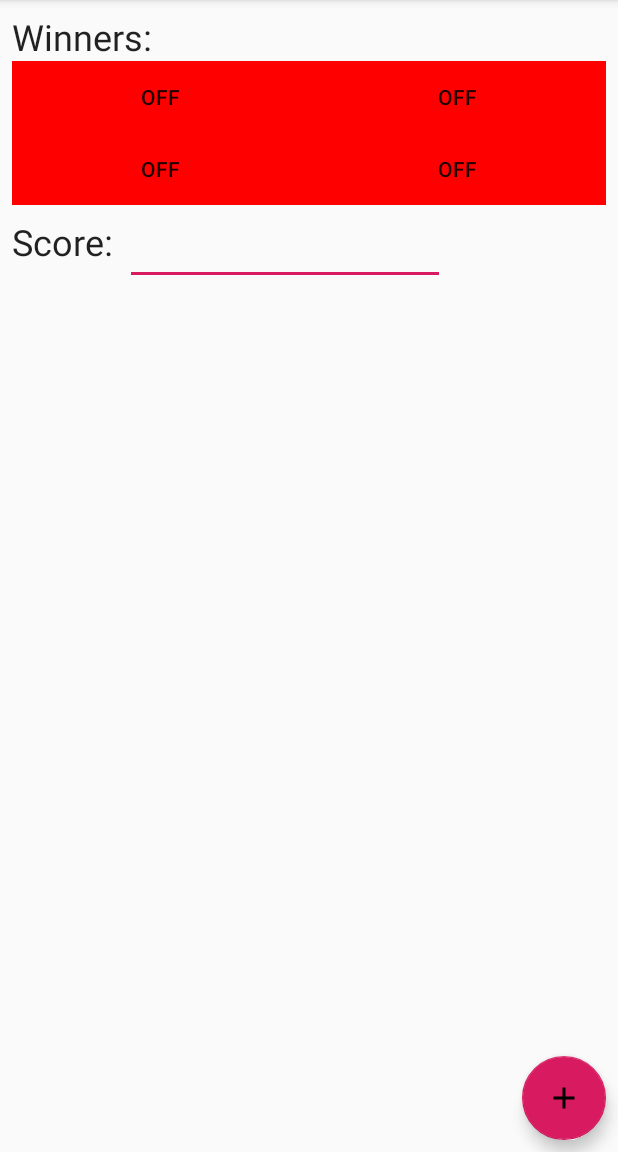
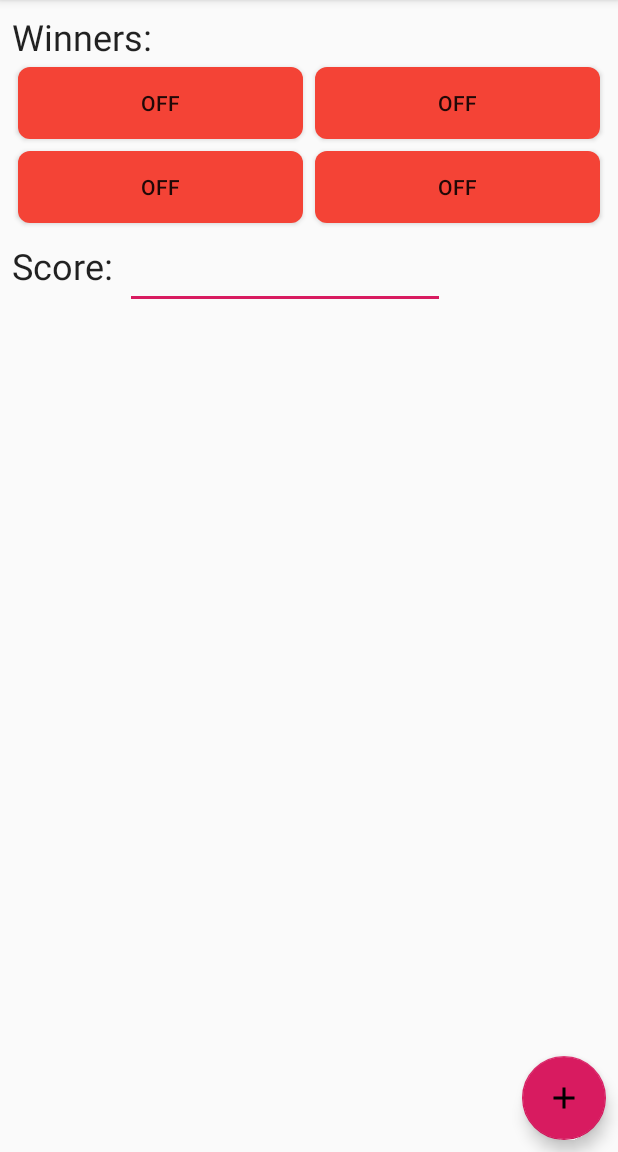
Before and after one commit to BHatGuy/DoppelBlock, an Android app: the GameInputActivity screen opened directly, with no data from a screen before it, on a phone screen of 412 x 824 dp, the part 84-1236 px from its top. Run offline under Robolectric (Android 15) with nearby library versions, the phone set to English and light mode, and no system bars; 5 statements that could not run were skipped.

Commit message:
Improve winner button layout

```diff
--- a/app/src/main/res/drawable/toggle_background.xml
+++ b/app/src/main/res/drawable/toggle_background.xml
@@ -1,5 +1,16 @@
 <?xml version="1.0" encoding="utf-8"?>
 <selector xmlns:android="http://schemas.android.com/apk/res/android">
-    <item android:state_checked="false" android:drawable="@color/red"  />
-    <item android:state_checked="true" android:drawable="@color/green"  />
+    <item android:state_checked="false" >
+        <shape xmlns:android="http://schemas.android.com/apk/res/android" android:shape="rectangle">
+            <corners android:radius="8dp" />
+            <solid android:color="@color/unchecked"/>
+        </shape>
+    </item>
+
+    <item android:state_checked="true" >
+        <shape xmlns:android="http://schemas.android.com/apk/res/android" android:shape="rectangle">
+            <corners android:radius="8dp" />
+            <solid android:color="@color/checked"/>
+        </shape>
+    </item>
 </selector>
--- a/app/src/main/res/layout/activity_game_input.xml
+++ b/app/src/main/res/layout/activity_game_input.xml
@@ -37,6 +37,7 @@
                 android:id="@+id/btn_player1"
                 android:layout_width="wrap_content"
                 android:layout_height="match_parent"
+                android:layout_margin="4dp"
                 android:background="@drawable/toggle_background"
                 android:text="@string/player" />
 
@@ -44,6 +45,7 @@
                 android:id="@+id/btn_player2"
                 android:layout_width="wrap_content"
                 android:layout_height="match_parent"
+                android:layout_margin="4dp"
                 android:background="@drawable/toggle_background"
                 android:text="@string/player" />
         </TableRow>
@@ -57,6 +59,7 @@
                 android:id="@+id/btn_player3"
                 android:layout_width="wrap_content"
                 android:layout_height="match_parent"
+                android:layout_margin="4dp"
                 android:background="@drawable/toggle_background"
                 android:text="@string/player" />
 
@@ -64,6 +67,7 @@
                 android:id="@+id/btn_player4"
                 android:layout_width="wrap_content"
                 android:layout_height="match_parent"
+                android:layout_margin="4dp"
                 android:background="@drawable/toggle_background"
                 android:text="@string/player" />
         </TableRow>
--- a/app/src/main/res/values/colors.xml
+++ b/app/src/main/res/values/colors.xml
@@ -3,6 +3,6 @@
     <color name="colorPrimary">#008577</color>
     <color name="colorPrimaryDark">#00574B</color>
     <color name="colorAccent">#D81B60</color>
-    <color name="red">#ff0000</color>
-    <color name="green">#00ff00</color>
+    <color name="unchecked">#F44336</color>
+    <color name="checked">#4CAF50</color>
 </resources>
```
